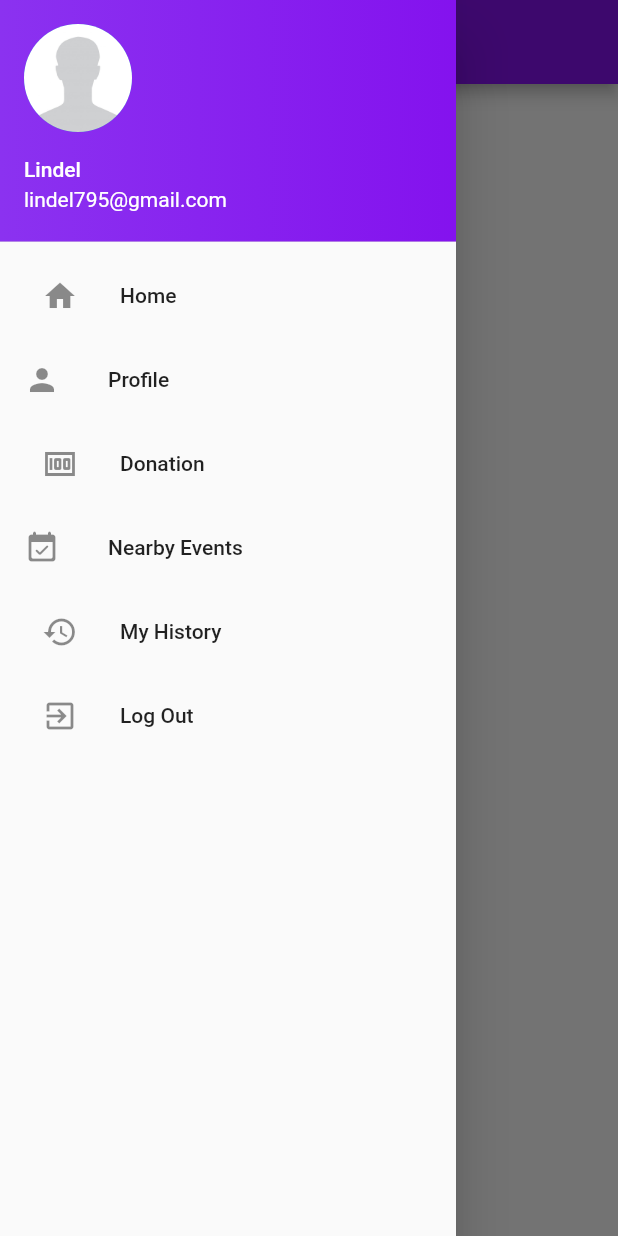
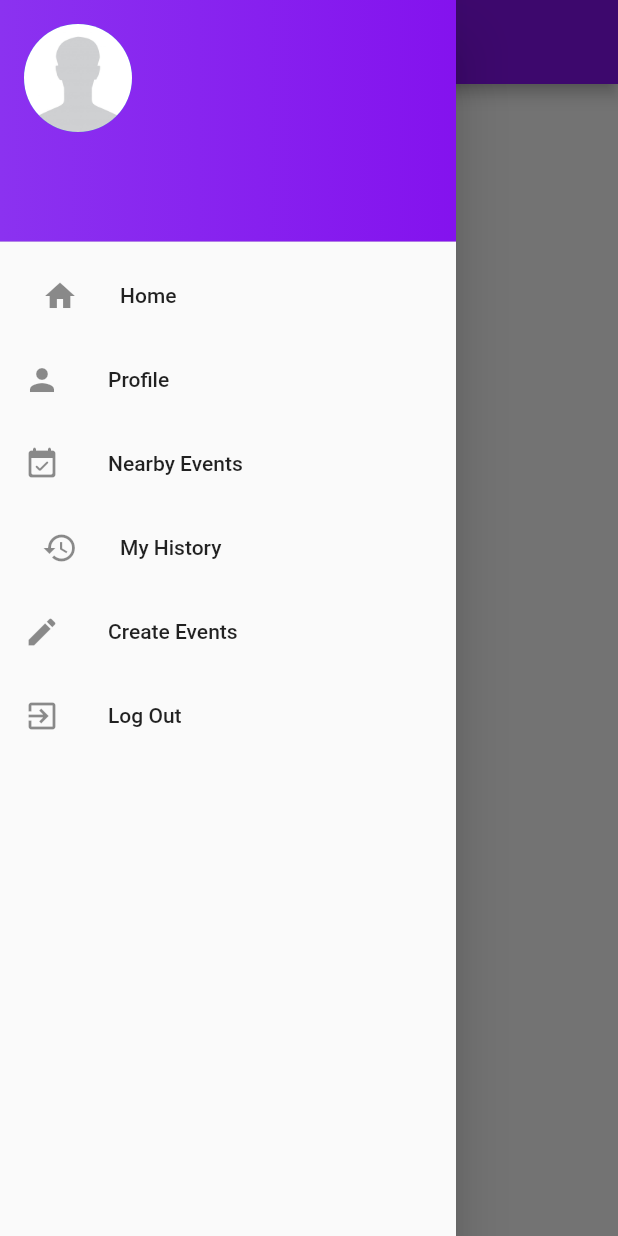
Before and after one commit to irfantijanie8/VolUp, a Flutter app: the screen it shows once a user with an empty profile is signed in, in the side drawer, after a tap on the "home" icon, on a phone screen of 412 x 824 dp. Run offline on Flutter 3.47's test engine with Material 2 defaults, Android fonts, the phone set to English and light mode, and no system bars; our stand-ins replace cloud_firestore, dropdown_button2, file_picker, firebase_auth, firebase_core, firebase_storage and 6 more; missing offline and left inert: dart:ffi, flutter_google_places_hoc081098, flutter_polyline_points, google_api_headers, google_maps_webservice, syncfusion_flutter_pdf; accounts and stored records are empty.

Commit message:
before main

```diff
--- a/lib/pages/login/login_page.dart
+++ b/lib/pages/login/login_page.dart
@@ -6,7 +6,7 @@ import 'package:flutter_application_1/pages/login/component/top_part.dart';
 import 'package:flutter_application_1/pages/login/component/end_part.dart';
 
 class LoginPage extends StatefulWidget {
-  const LoginPage({ Key? key}) : super(key: key);
+  const LoginPage({Key? key}) : super(key: key);
 
   @override
   State<LoginPage> createState() => _LoginPageState();
@@ -52,7 +52,7 @@ class _LoginPageState extends State<LoginPage> {
             //End part
             EndPart(
               loading: loginAuthProvider.loading,
-              onPressed: (){
+              onPressed: () {
                 loginAuthProvider.loginPageValidation(
                   emailAddress: email,
                   password: password,
--- a/lib/widgets/build_drawer.dart
+++ b/lib/widgets/build_drawer.dart
@@ -1,11 +1,14 @@
 import 'package:firebase_auth/firebase_auth.dart';
 import 'package:flutter/material.dart';
+import 'package:flutter_application_1/Create%20Event/create_event.dart';
 import 'package:flutter_application_1/pages/NearEvents/all_near_events.dart';
 import 'package:flutter_application_1/pages/home/home_page.dart';
 import 'package:flutter_application_1/pages/login/login_page.dart';
 import 'package:flutter_application_1/route/routing_page.dart';
 
 import 'package:flutter_application_1/Profile/profile_page.dart';
+import 'package:cloud_firestore/cloud_firestore.dart';
+import 'dart:io';
 
 class BuildDrawer extends StatelessWidget {
   const BuildDrawer({Key? key}) : super(key: key);
@@ -23,8 +26,10 @@ class BuildDrawer extends StatelessWidget {
                 Color.fromARGB(255, 132, 18, 238)
               ], begin: Alignment.centerLeft, end: Alignment.centerRight),
             ),
-            accountName: Text("Lindel"),
-            accountEmail: Text("lindel795@gmail.com"),
+            accountName: nameData(
+              key: key,
+            ),
+            accountEmail: emailData(key: key),
             currentAccountPicture: CircleAvatar(
               backgroundImage: AssetImage("images/default_profile.jpg"),
             ),
@@ -56,15 +61,6 @@ class BuildDrawer extends StatelessWidget {
             title: Text("Profile"),
           ),
           ListTile(
-            leading: IconButton(
-              onPressed: () {},
-              icon: Icon(
-                Icons.money,
-              ),
-            ),
-            title: Text("Donation"),
-          ),
-          ListTile(
             onTap: () {
               RoutingPage.goTonext(
                 context: context,
@@ -86,19 +82,26 @@ class BuildDrawer extends StatelessWidget {
             title: Text("My History"),
           ),
           ListTile(
-            leading: IconButton(
-              onPressed: () {
-                FirebaseAuth.instance.signOut().then(
-                      (value) => Navigator.of(context).push(
-                        MaterialPageRoute(
-                          builder: (context) => LoginPage(),
-                        ),
-                      ),
-                    );
-              },
-              icon: Icon(
-                Icons.exit_to_app,
-              ),
+            onTap: () {
+              RoutingPage.goTonext(
+                context: context,
+                navigateTo: createEvent(),
+              );
+            },
+            leading: Icon(
+              Icons.create,
+            ),
+            title: Text("Create Events"),
+          ),
+          ListTile(
+            onTap: () {
+              FirebaseAuth.instance.signOut().then(
+                    (value) => Navigator.of(context)
+                        .popUntil((route) => route.isFirst),
+                  );
+            },
+            leading: Icon(
+              Icons.exit_to_app,
             ),
             title: Text("Log Out"),
           ),
@@ -107,3 +110,81 @@ class BuildDrawer extends StatelessWidget {
     );
   }
 }
+
+class nameData extends StatefulWidget {
+  const nameData({super.key});
+
+  @override
+  State<nameData> createState() => _nameDataState();
+}
+
+class _nameDataState extends State<nameData> {
+  String? name = '';
+
+  Future _getDataFromDatabase() async {
+    print("uid = ");
+    print(FirebaseAuth.instance.currentUser!.uid);
+    await FirebaseFirestore.instance
+        .collection("users")
+        .doc(FirebaseAuth.instance.currentUser!.uid)
+        .get()
+        .then((snapshot) async {
+      if (snapshot.exists) {
+        setState(() {
+          name = snapshot.data()!['fullName'];
+        });
+      }
+    });
+  }
+
+  @override
+  void initState() {
+    // TODO: implement initState
+    super.initState();
+    _getDataFromDatabase();
+  }
+
+  @override
+  Widget build(BuildContext context) {
+    return Text(name!);
+  }
+}
+
+class emailData extends StatefulWidget {
+  const emailData({super.key});
+
+  @override
+  State<emailData> createState() => _emailDataState();
+}
+
+class _emailDataState extends State<emailData> {
+  String? email = '';
+
+  Future _getDataFromDatabase() async {
+    print("uid = ");
+    print(FirebaseAuth.instance.currentUser!.uid);
+    await FirebaseFirestore.instance
+        .collection("users")
+        .doc(FirebaseAuth.instance.currentUser!.uid)
+        .get()
+        .then((snapshot) async {
+      if (snapshot.exists) {
+        setState(() {
+          email = snapshot.data()!['emailAdress'];
+        });
+      }
+    });
+  }
+
+  @override
+  void initState() {
+    // TODO: implement initState
+    super.initState();
+    _getDataFromDatabase();
+  }
+
+  @override
+  Widget build(BuildContext context) {
+    return Text(email!);
+  }
+}
```
Also changed, not shown: lib/Profile/profile_page.dart (+4 -3 lines).
